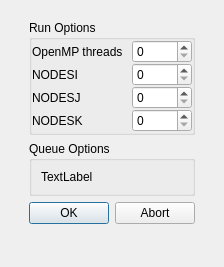
Before: the Qt Designer form gui/uifiles/run_popup.ui in truongd8593/mfix, drawn with Qt 5.
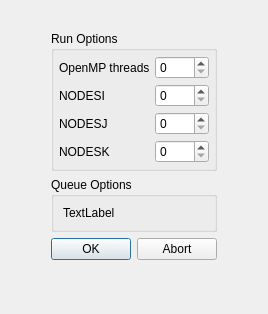
After: the same form once the commit is applied.

Commit message: fix sig/slot on buttonbox

What changed in the file:
```diff
--- a/gui/uifiles/run_popup.ui
+++ b/gui/uifiles/run_popup.ui
@@ -6,8 +6,8 @@
    <rect>
     <x>0</x>
     <y>0</y>
-    <width>224</width>
-    <height>267</height>
+    <width>268</width>
+    <height>314</height>
    </rect>
   </property>
   <property name="windowTitle">
@@ -23,6 +23,9 @@
       <enum>QFrame::Plain</enum>
      </property>
      <layout class="QGridLayout" name="gridLayout">
+      <property name="margin">
+       <number>20</number>
+      </property>
       <item row="4" column="0">
        <spacer name="verticalSpacer">
         <property name="orientation">
@@ -38,18 +41,21 @@
       </item>
       <item row="1" column="0">
        <widget class="QGroupBox" name="groupBox">
+        <property name="sizePolicy">
+         <sizepolicy hsizetype="MinimumExpanding" vsizetype="MinimumExpanding">
+          <horstretch>0</horstretch>
+          <verstretch>0</verstretch>
+         </sizepolicy>
+        </property>
         <property name="title">
          <string>Run Options</string>
         </property>
         <layout class="QGridLayout" name="gridLayout_2">
-         <property name="horizontalSpacing">
-          <number>9</number>
-         </property>
-         <property name="verticalSpacing">
-          <number>0</number>
-         </property>
          <property name="margin">
-          <number>0</number>
+          <number>5</number>
+         </property>
+         <property name="spacing">
+          <number>5</number>
          </property>
          <item row="0" column="1">
           <widget class="QLabel" name="label_threads">
```
Left out of the diff: 35 changed lines with no effect on the pictures.
